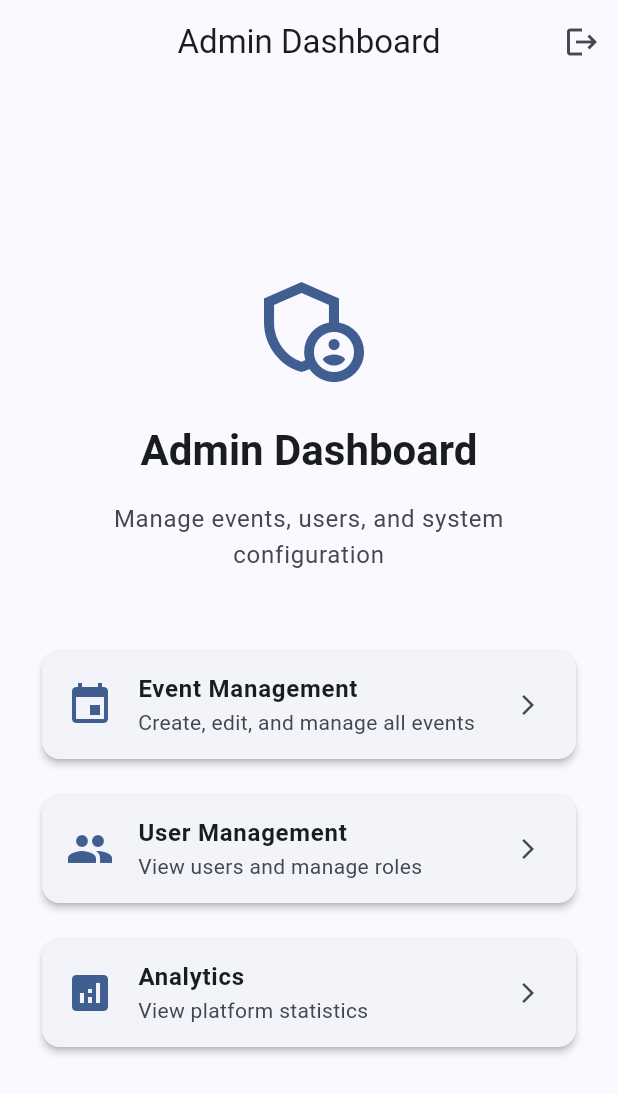
After one commit to Rabeeh10/EventLens, a Flutter app: the AdminDashboard screen opened directly, on a phone screen of 412 x 824 dp. The commit adds this screen. Shown: the top 1094 px of the screen. Run offline on Flutter 3.47's test engine with Material 3 defaults, Android fonts, the phone set to English and light mode, and no system bars; our stand-ins replace cloud_firestore, firebase_auth, firebase_core; accounts and stored records are empty.

Commit message:
Role-Based Routing Logic implemented

```diff
--- /dev/null
+++ b/lib/screens/admin_dashboard.dart
@@ -0,0 +1,128 @@
+import 'package:flutter/material.dart';
+
+/// Admin dashboard screen for EventLens administrators.
+///
+/// Provides administrative controls for:
+/// - Event management (create, edit, delete all events)
+/// - User management (view users, change roles)
+/// - Analytics and reporting
+/// - System configuration
+///
+/// Access restricted to users with role: 'admin'
+class AdminDashboard extends StatelessWidget {
+  const AdminDashboard({super.key});
+
+  @override
+  Widget build(BuildContext context) {
+    return Scaffold(
+      appBar: AppBar(
+        title: const Text('Admin Dashboard'),
+        actions: [
+          IconButton(
+            icon: const Icon(Icons.logout),
+            onPressed: () {
+              // TODO: Implement logout
+            },
+            tooltip: 'Logout',
+          ),
+        ],
+      ),
+      body: Center(
+        child: Padding(
+          padding: const EdgeInsets.all(24.0),
+          child: Column(
+            mainAxisAlignment: MainAxisAlignment.center,
+            children: [
+              Icon(
+                Icons.admin_panel_settings_outlined,
+                size: 80,
+                color: Theme.of(context).colorScheme.primary,
+              ),
+              const SizedBox(height: 24),
+              Text(
+                'Admin Dashboard',
+                style: Theme.of(context).textTheme.headlineMedium?.copyWith(
+                      fontWeight: FontWeight.bold,
+                    ),
+                textAlign: TextAlign.center,
+              ),
+              const SizedBox(height: 16),
+              Text(
+                'Manage events, users, and system configuration',
+                style: Theme.of(context).textTheme.bodyLarge?.copyWith(
+                      color: Theme.of(context).colorScheme.onSurfaceVariant,
+                    ),
+                textAlign: TextAlign.center,
+              ),
+              const SizedBox(height: 48),
+
+              // Admin action cards (placeholder)
+              _AdminActionCard(
+                icon: Icons.event,
+                title: 'Event Management',
+                subtitle: 'Create, edit, and manage all events',
+                onTap: () {
+                  // TODO: Navigate to event management
+                },
+              ),
+              const SizedBox(height: 16),
+
+              _AdminActionCard(
+                icon: Icons.people,
+                title: 'User Management',
+                subtitle: 'View users and manage roles',
+                onTap: () {
+                  // TODO: Navigate to user management
+                },
+              ),
+              const SizedBox(height: 16),
+
+              _AdminActionCard(
+                icon: Icons.analytics,
+                title: 'Analytics',
+                subtitle: 'View platform statistics',
+                onTap: () {
+                  // TODO: Navigate to analytics
+                },
+              ),
+            ],
+          ),
+        ),
+      ),
+    );
+  }
+}
+
+class _AdminActionCard extends StatelessWidget {
+  final IconData icon;
+  final String title;
+  final String subtitle;
+  final VoidCallback onTap;
+
+  const _AdminActionCard({
+    required this.icon,
+    required this.title,
+    required this.subtitle,
+    required this.onTap,
+  });
+
+  @override
+  Widget build(BuildContext context) {
+    return Card(
+      child: ListTile(
+        leading: Icon(
+          icon,
+          size: 32,
+          color: Theme.of(context).colorScheme.primary,
+        ),
+        title: Text(
+          title,
+          style: const TextStyle(fontWeight: FontWeight.w600),
+        ),
+        subtitle: Text(subtitle),
+        trailing: const Icon(Icons.arrow_forward_ios, size: 16),
+        onTap: onTap,
+      ),
+    );
+  }
+}
--- a/lib/screens/login_screen.dart
+++ b/lib/screens/login_screen.dart
@@ -1,6 +1,8 @@
 import 'package:flutter/material.dart';
 
 import '../services/auth_service.dart';
+import 'admin_dashboard.dart';
+import 'home_screen.dart';
 import 'register_screen.dart';
 
 /// User login screen with email and password authentication.
@@ -58,6 +60,7 @@ class _LoginScreenState extends State<LoginScreen> {
   }
 
   /// Attempts to sign in user with Firebase Authentication
+  /// and navigates based on user role.
   Future<void> _handleLogin() async {
     // Validate form inputs
     if (!_formKey.currentState!.validate()) {
@@ -65,7 +68,8 @@ class _LoginScreenState extends State<LoginScreen> {
     }
 
     setState(() => _isLoading = true);
-// Use auth service instead of direct Firebase calls
+
+    // Authenticate user
     final result = await _authService.login(
       email: _emailController.text.trim(),
       password: _passwordController.text,
@@ -74,9 +78,28 @@ class _LoginScreenState extends State<LoginScreen> {
     if (mounted) {
       setState(() => _isLoading = false);
 
-      if (result.success) {
-        // Success: Navigate back to previous screen
-        Navigator.of(context).pop();
+      if (result.success && result.user != null) {
+        // Fetch user role from Firestore
+        final role = await _authService.getUserRole(result.user!.uid);
+
+        if (mounted) {
+          // Navigate based on role
+          if (role == 'admin') {
+            // Admin users go to admin dashboard
+            Navigator.of(context).pushReplacement(
+              MaterialPageRoute(
+                builder: (context) => const AdminDashboard(),
+              ),
+            );
+          } else {
+            // Regular users go to home screen
+            Navigator.of(context).pushReplacement(
+              MaterialPageRoute(
+                builder: (context) => const HomeScreen(),
+              ),
+            );
+          }
+        }
       } else {
         // Show error message from service
         ScaffoldMessenger.of(context).showSnackBar(
@@ -84,8 +107,10 @@ class _LoginScreenState extends State<LoginScreen> {
             content: Text(result.error ?? 'Login failed'),
             backgroundColor: Theme.of(context).colorScheme.error,
           ),
-
-        setState(() => _isLoading = false);
+        );
+      }
+    }
+  }
       }
     }
   }
```
